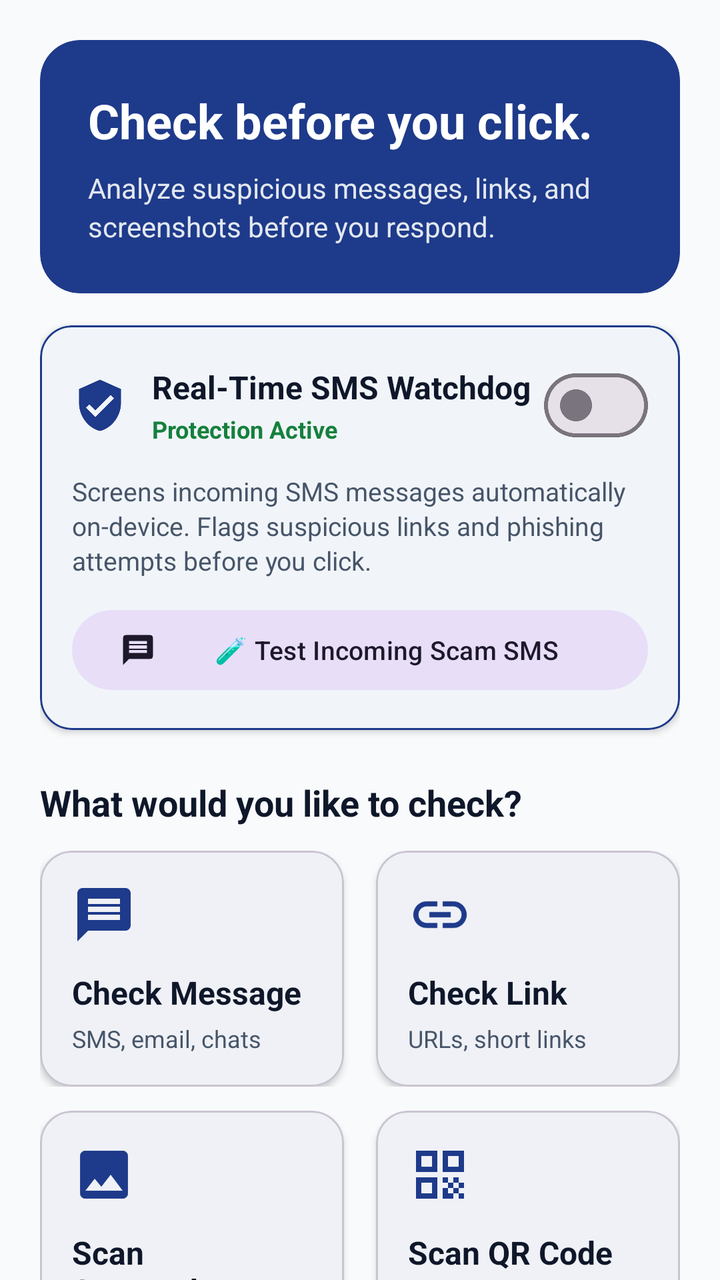
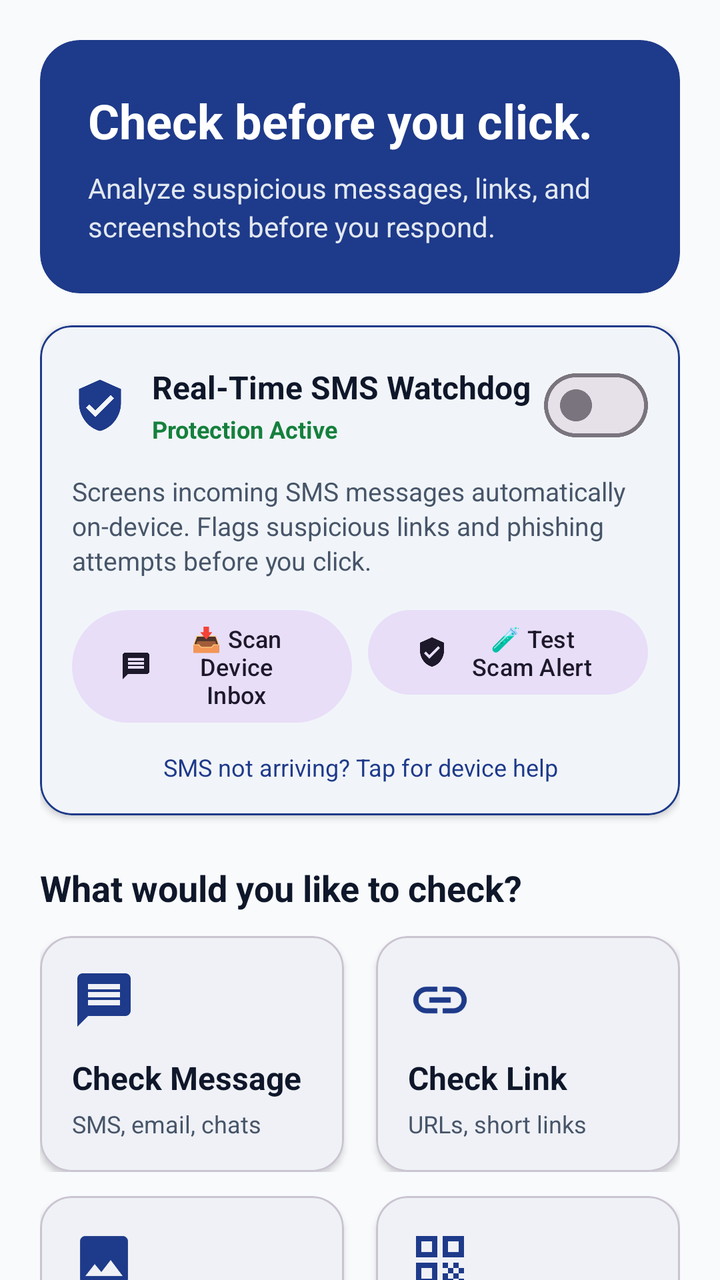

The first picture is an Android layout as it rendered before a commit; the second is the same layout after the commit. The layout source and the unified diff follow.
<!-- AndroidManifest.xml: application theme Theme.ScamShield -->
<!-- res/layout/fragment_home.xml -->
<?xml version="1.0" encoding="utf-8"?>
<androidx.core.widget.NestedScrollView xmlns:android="http://schemas.android.com/apk/res/android"
    xmlns:app="http://schemas.android.com/apk/res-auto"
    android:layout_width="match_parent"
    android:layout_height="match_parent"
    android:fillViewport="true">

    <LinearLayout
        android:layout_width="match_parent"
        android:layout_height="wrap_content"
        android:orientation="vertical"
        android:padding="20dp">

        
        <com.google.android.material.card.MaterialCardView
            android:layout_width="match_parent"
            android:layout_height="wrap_content"
            app:cardCornerRadius="20dp"
            app:cardElevation="0dp"
            app:strokeWidth="0dp"
            app:cardBackgroundColor="@color/brand_primary">

            <LinearLayout
                android:layout_width="match_parent"
                android:layout_height="wrap_content"
                android:orientation="vertical"
                android:padding="24dp">

                <TextView
                    android:layout_width="match_parent"
                    android:layout_height="wrap_content"
                    android:text="@string/home_hero_title"
                    android:textSize="24sp"
                    android:textStyle="bold"
                    android:textColor="@color/white" />

                <TextView
                    android:layout_width="match_parent"
                    android:layout_height="wrap_content"
                    android:layout_marginTop="8dp"
                    android:text="@string/home_hero_subtitle"
                    android:textSize="14sp"
                    android:lineSpacingExtra="3dp"
                    android:textColor="#E2E8F0" />
            </LinearLayout>
        </com.google.android.material.card.MaterialCardView>

        
        <com.google.android.material.card.MaterialCardView
            android:id="@+id/card_sms_watchdog"
            android:layout_width="match_parent"
            android:layout_height="wrap_content"
            android:layout_marginTop="16dp"
            app:cardCornerRadius="16dp"
            app:cardElevation="2dp"
            app:strokeWidth="1dp"
            app:strokeColor="@color/brand_primary"
            app:cardBackgroundColor="@color/surface_variant_light">

            <LinearLayout
                android:layout_width="match_parent"
                android:layout_height="wrap_content"
                android:orientation="vertical"
                android:padding="16dp">

                <LinearLayout
                    android:layout_width="match_parent"
                    android:layout_height="wrap_content"
                    android:orientation="horizontal"
                    android:gravity="center_vertical">

                    <ImageView
                        android:layout_width="28dp"
                        android:layout_height="28dp"
                        android:src="@drawable/ic_shield_check"
                        app:tint="@color/brand_primary"
                        android:contentDescription="@null" />

                    <LinearLayout
                        android:layout_width="0dp"
                        android:layout_height="wrap_content"
                        android:layout_weight="1"
                        android:layout_marginStart="12dp"
                        android:orientation="vertical">

                        <TextView
                            android:layout_width="wrap_content"
                            android:layout_height="wrap_content"
                            android:text="@string/sms_shield_title"
                            android:textSize="16sp"
                            android:textStyle="bold"
                            android:textColor="@color/text_primary_light" />

                        <TextView
                            android:id="@+id/tv_sms_shield_status"
                            android:layout_width="wrap_content"
                            android:layout_height="wrap_content"
                            android:layout_marginTop="2dp"
                            android:text="@string/sms_shield_status_active"
                            android:textSize="12sp"
                            android:textStyle="bold"
                            android:textColor="@color/risk_low" />
                    </LinearLayout>

                    <com.google.android.material.materialswitch.MaterialSwitch
                        android:id="@+id/switch_sms_shield"
                        android:layout_width="wrap_content"
                        android:layout_height="wrap_content" />
                </LinearLayout>

                <TextView
                    android:layout_width="match_parent"
                    android:layout_height="wrap_content"
                    android:layout_marginTop="10dp"
                    android:text="@string/sms_shield_desc"
                    android:textSize="13sp"
                    android:lineSpacingExtra="2dp"
                    android:textColor="@color/text_secondary_light" />

                
                <com.google.android.material.button.MaterialButton
                    android:id="@+id/btn_simulate_sms"
                    style="@style/Widget.Material3.Button.TonalButton"
                    android:layout_width="match_parent"
                    android:layout_height="wrap_content"
                    android:layout_marginTop="12dp"
                    android:text="@string/sms_shield_btn_simulate"
                    android:textSize="13sp"
                    app:icon="@drawable/ic_action_message"
                    app:iconSize="18dp" />

            </LinearLayout>
        </com.google.android.material.card.MaterialCardView>

        
        <TextView
            android:layout_width="match_parent"
            android:layout_height="wrap_content"
            android:layout_marginTop="24dp"
            android:layout_marginBottom="12dp"
            android:text="@string/home_section_actions"
            android:textSize="18sp"
            android:textStyle="bold"
            android:textColor="@color/text_primary_light" />

        
        
        <LinearLayout
            android:layout_width="match_parent"
            android:layout_height="wrap_content"
            android:orientation="horizontal">

            
            <com.google.android.material.card.MaterialCardView
                android:id="@+id/card_action_message"
                android:layout_width="0dp"
                android:layout_height="wrap_content"
                android:layout_weight="1"
                android:layout_marginEnd="8dp"
                app:cardCornerRadius="16dp"
                app:cardElevation="2dp"
                android:clickable="true"
                android:focusable="true">

                <LinearLayout
                    android:layout_width="match_parent"
                    android:layout_height="wrap_content"
                    android:orientation="vertical"
                    android:padding="16dp">

                    <ImageView
                        android:layout_width="32dp"
                        android:layout_height="32dp"
                        android:src="@drawable/ic_action_message"
                        android:contentDescription="@null" />

                    <TextView
                        android:layout_width="match_parent"
                        android:layout_height="wrap_content"
                        android:layout_marginTop="12dp"
                        android:text="@string/action_check_message"
                        android:textSize="16sp"
                        android:textStyle="bold"
                        android:textColor="@color/text_primary_light" />

                    <TextView
                        android:layout_width="match_parent"
                        android:layout_height="wrap_content"
                        android:layout_marginTop="4dp"
                        android:text="SMS, email, chats"
                        android:textSize="12sp"
                        android:textColor="@color/text_secondary_light" />
                </LinearLayout>
            </com.google.android.material.card.MaterialCardView>

            
            <com.google.android.material.card.MaterialCardView
                android:id="@+id/card_action_link"
                android:layout_width="0dp"
                android:layout_height="wrap_content"
                android:layout_weight="1"
                android:layout_marginStart="8dp"
                app:cardCornerRadius="16dp"
                app:cardElevation="2dp"
                android:clickable="true"
                android:focusable="true">

                <LinearLayout
                    android:layout_width="match_parent"
                    android:layout_height="wrap_content"
                    android:orientation="vertical"
                    android:padding="16dp">

                    <ImageView
                        android:layout_width="32dp"
                        android:layout_height="32dp"
                        android:src="@drawable/ic_action_link"
                        android:contentDescription="@null" />

                    <TextView
                        android:layout_width="match_parent"
                        android:layout_height="wrap_content"
                        android:layout_marginTop="12dp"
                        android:text="@string/action_check_link"
                        android:textSize="16sp"
                        android:textStyle="bold"
                        android:textColor="@color/text_primary_light" />

                    <TextView
                        android:layout_width="match_parent"
                        android:layout_height="wrap_content"
                        android:layout_marginTop="4dp"
                        android:text="URLs, short links"
                        android:textSize="12sp"
                        android:textColor="@color/text_secondary_light" />
                </LinearLayout>
            </com.google.android.material.card.MaterialCardView>
        </LinearLayout>

        
        <LinearLayout
            android:layout_width="match_parent"
            android:layout_height="wrap_content"
            android:orientation="horizontal"
            android:layout_marginTop="12dp">

            
            <com.google.android.material.card.MaterialCardView
                android:id="@+id/card_action_screenshot"
                android:layout_width="0dp"
                android:layout_height="wrap_content"
                android:layout_weight="1"
                android:layout_marginEnd="8dp"
                app:cardCornerRadius="16dp"
                app:cardElevation="2dp"
                android:clickable="true"
                android:focusable="true">

                <LinearLayout
                    android:layout_width="match_parent"
                    android:layout_height="wrap_content"
                    android:orientation="vertical"
                    android:padding="16dp">

                    <ImageView
                        android:layout_width="32dp"
                        android:layout_height="32dp"
                        android:src="@drawable/ic_action_screenshot"
                        android:contentDescription="@null" />

                    <TextView
                        android:layout_width="match_parent"
                        android:layout_height="wrap_content"
                        android:layout_marginTop="12dp"
                        android:text="@string/action_scan_screenshot"
                        android:textSize="16sp"
                        android:textStyle="bold"
                        android:textColor="@color/text_primary_light" />

                    <TextView
                        android:layout_width="match_parent"
                        android:layout_height="wrap_content"
                        android:layout_marginTop="4dp"
                        android:text="OCR from gallery"
                        android:textSize="12sp"
                        android:textColor="@color/text_secondary_light" />
                </LinearLayout>
            </com.google.android.material.card.MaterialCardView>

            
            <com.google.android.material.card.MaterialCardView
                android:id="@+id/card_action_qr"
                android:layout_width="0dp"
                android:layout_height="wrap_content"
                android:layout_weight="1"
                android:layout_marginStart="8dp"
                app:cardCornerRadius="16dp"
                app:cardElevation="2dp"
                android:clickable="true"
                android:focusable="true">

                <LinearLayout
                    android:layout_width="match_parent"
                    android:layout_height="wrap_content"
                    android:orientation="vertical"
                    android:padding="16dp">

                    <ImageView
                        android:layout_width="32dp"
                        android:layout_height="32dp"
                        android:src="@drawable/ic_action_qr"
                        android:contentDescription="@null" />

                    <TextView
                        android:layout_width="match_parent"
                        android:layout_height="wrap_content"
                        android:layout_marginTop="12dp"
                        android:text="@string/action_scan_qr"
                        android:textSize="16sp"
                        android:textStyle="bold"
                        android:textColor="@color/text_primary_light" />

                    <TextView
                        android:layout_width="match_parent"
                        android:layout_height="wrap_content"
                        android:layout_marginTop="4dp"
                        android:text="Safe destination view"
                        android:textSize="12sp"
                        android:textColor="@color/text_secondary_light" />
                </LinearLayout>
            </com.google.android.material.card.MaterialCardView>
        </LinearLayout>

        
        <com.google.android.material.card.MaterialCardView
            android:layout_width="match_parent"
            android:layout_height="wrap_content"
            android:layout_marginTop="20dp"
            app:cardCornerRadius="16dp"
            app:cardElevation="1dp"
            app:cardBackgroundColor="@color/surface_variant_light">

            <LinearLayout
                android:layout_width="match_parent"
                android:layout_height="wrap_content"
                android:orientation="vertical"
                android:padding="16dp">

                <TextView
                    android:layout_width="match_parent"
                    android:layout_height="wrap_content"
                    android:text="@string/home_security_tip_title"
                    android:textSize="14sp"
                    android:textStyle="bold"
                    android:textColor="@color/brand_primary" />

                <TextView
                    android:layout_width="match_parent"
                    android:layout_height="wrap_content"
                    android:layout_marginTop="4dp"
                    android:text="@string/home_security_tip_content"
                    android:textSize="13sp"
                    android:textColor="@color/text_secondary_light" />
            </LinearLayout>
        </com.google.android.material.card.MaterialCardView>

        
        <TextView
            android:layout_width="match_parent"
            android:layout_height="wrap_content"
            android:layout_marginTop="24dp"
            android:layout_marginBottom="12dp"
            android:text="@string/home_recent_scans"
            android:textSize="18sp"
            android:textStyle="bold"
            android:textColor="@color/text_primary_light" />

        
        <LinearLayout
            android:id="@+id/layout_empty_scans"
            android:layout_width="match_parent"
            android:layout_height="wrap_content"
            android:orientation="vertical"
            android:gravity="center"
            android:padding="28dp"
            android:visibility="gone">

            <ImageView
                android:layout_width="48dp"
                android:layout_height="48dp"
                android:src="@drawable/ic_shield_check"
                app:tint="@color/text_tertiary_light"
                android:contentDescription="@null" />

            <TextView
                android:layout_width="wrap_content"
                android:layout_height="wrap_content"
                android:layout_marginTop="12dp"
                android:text="@string/home_empty_scans"
                android:textSize="16sp"
                android:textStyle="bold"
                android:textColor="@color/text_primary_light" />

            <TextView
                android:layout_width="wrap_content"
                android:layout_height="wrap_content"
                android:layout_marginTop="4dp"
                android:text="@string/home_empty_scans_sub"
                android:textSize="13sp"
                android:textColor="@color/text_secondary_light"
                android:textAlignment="center" />
        </LinearLayout>

        
        <androidx.recyclerview.widget.RecyclerView
            android:id="@+id/rv_recent_scans"
            android:layout_width="match_parent"
            android:layout_height="wrap_content"
            android:nestedScrollingEnabled="false" />

    </LinearLayout>
</androidx.core.widget.NestedScrollView>
<!-- resources referenced by this layout -->
<resources>
  <color name="brand_primary">#1E3A8A</color>
  <color name="risk_low">#15803D</color>
  <color name="surface_variant_light">#F1F5F9</color>
  <color name="text_primary_light">#0F172A</color>
  <color name="text_secondary_light">#475569</color>
  <color name="text_tertiary_light">#94A3B8</color>
  <color name="white">#FFFFFF</color>
  <!-- drawable ic_action_message (drawable) -->
  <vector xmlns:android="http://schemas.android.com/apk/res/android"
      android:width="24dp"
      android:height="24dp"
      android:viewportWidth="24"
      android:viewportHeight="24">
    <path
        android:fillColor="@color/brand_primary"
        android:pathData="M20,2H4C2.9,2 2,2.9 2,4v18l4,-4h14c1.1,0 2,-0.9 2,-2V4C22,2.9 21.1,2 20,2zM18,14H6v-2h12V14zM18,11H6V9h12V11zM18,8H6V6h12V8z"/>
  </vector>
  <!-- drawable ic_shield_check (drawable) -->
  <vector xmlns:android="http://schemas.android.com/apk/res/android"
      android:width="24dp"
      android:height="24dp"
      android:viewportWidth="24"
      android:viewportHeight="24">
    <path
        android:fillColor="@color/brand_primary"
        android:pathData="M12,1L3,5v6c0,5.55 3.84,10.74 9,12c5.16,-1.26 9,-6.45 9,-12V5L12,1zM10,17l-4,-4l1.41,-1.41L10,14.17l6.59,-6.59L18,9L10,17z"/>
  </vector>
  <string name="action_check_link">Check Link</string>
  <string name="action_check_message">Check Message</string>
  <string name="action_scan_qr">Scan QR Code</string>
  <string name="action_scan_screenshot">Scan Screenshot</string>
  <string name="home_empty_scans">You haven\'t checked anything yet.</string>
  <string name="home_empty_scans_sub">Submit a message, link, or image to start protecting yourself.</string>
  <string name="home_hero_subtitle">Analyze suspicious messages, links, and screenshots before you respond.</string>
  <string name="home_hero_title">Check before you click.</string>
  <string name="home_recent_scans">Recent Scans</string>
  <string name="home_section_actions">What would you like to check?</string>
  <string name="home_security_tip_content">Legitimate institutions will never pressure you to transfer funds or purchase gift cards to resolve an account issue.</string>
  <string name="home_security_tip_title">Daily Security Tip</string>
  <string name="sms_shield_btn_simulate">🧪 Test Incoming Scam SMS</string>
  <string name="sms_shield_desc">Screens incoming SMS messages automatically on-device. Flags suspicious links and phishing attempts before you click.</string>
  <string name="sms_shield_status_active">Protection Active</string>
  <string name="sms_shield_title">Real-Time SMS Watchdog</string>
  <color name="brand_primary_variant">#172554</color>
  <color name="brand_secondary">#0D9488</color>
  <color name="color_bg">#F8FAFC</color>
  <color name="color_surface">#FFFFFF</color>
  <color name="color_surface_variant">#F1F5F9</color>
  <color name="color_text_primary">#0F172A</color>
  <color name="color_text_secondary">#475569</color>
  <color name="color_text_tertiary">#94A3B8</color>
  <color name="color_input_text">#000000</color>
  <style name="Widget.ScamShield.CardView" parent="Widget.Material3.CardView.Elevated">
          <item name="cardCornerRadius">16dp</item>
          <item name="cardElevation">2dp</item>
          <item name="cardBackgroundColor">@color/color_surface</item>
      </style>
  <style name="Widget.ScamShield.Button" parent="Widget.Material3.Button">
          <item name="android:minHeight">48dp</item>
          <item name="cornerRadius">12dp</item>
          <item name="android:textAllCaps">false</item>
          <item name="android:fontFamily">sans-serif-medium</item>
      </style>
  <!-- unchanged entries left out for length: 4 -->
</resources>

<!-- the commit's change to res/layout/fragment_home.xml (unified diff, before → after) -->
@@ -118,16 +118,106 @@
                     android:textColor="@color/text_secondary_light" />
 
                 
-                <com.google.android.material.button.MaterialButton
-                    android:id="@+id/btn_simulate_sms"
-                    style="@style/Widget.Material3.Button.TonalButton"
-                    android:layout_width="match_parent"
-                    android:layout_height="wrap_content"
+                <LinearLayout
+                    android:id="@+id/layout_permission_warning"
+                    android:layout_width="match_parent"
+                    android:layout_height="wrap_content"
+                    android:orientation="vertical"
                     android:layout_marginTop="12dp"
-                    android:text="@string/sms_shield_btn_simulate"
-                    android:textSize="13sp"
-                    app:icon="@drawable/ic_action_message"
-                    app:iconSize="18dp" />
+                    android:padding="12dp"
+                    android:background="@color/risk_suspicious_bg"
+                    android:visibility="gone">
+
+                    <TextView
+                        android:id="@+id/tv_permission_warning_title"
+                        android:layout_width="match_parent"
+                        android:layout_height="wrap_content"
+                        android:text="⚠️ SMS Permissions Required"
+                        android:textSize="13sp"
+                        android:textStyle="bold"
+                        android:textColor="@color/risk_high" />
+
+                    <TextView
+                        android:id="@+id/tv_permission_warning_desc"
+                        android:layout_width="match_parent"
+                        android:layout_height="wrap_content"
+                        android:layout_marginTop="2dp"
+                        android:text="Allow SMS permissions so ScamShield can automatically screen and score incoming text messages on-device."
+                        android:textSize="12sp"
+                        android:textColor="@color/text_primary_light" />
+
+                    <LinearLayout
+                        android:layout_width="match_parent"
+                        android:layout_height="wrap_content"
+                        android:layout_marginTop="8dp"
+                        android:orientation="horizontal">
+
+                        <com.google.android.material.button.MaterialButton
+                            android:id="@+id/btn_grant_permissions"
+                            style="@style/Widget.Material3.Button"
+                            android:layout_width="0dp"
+                            android:layout_height="wrap_content"
+                            android:layout_weight="1"
+                            android:text="Grant Permissions"
+                            android:textSize="12sp"
+                            android:layout_marginEnd="4dp" />
+
+                        <com.google.android.material.button.MaterialButton
+                            android:id="@+id/btn_open_app_settings"
+                            style="@style/Widget.Material3.Button.OutlinedButton"
+                            android:layout_width="0dp"
+                            android:layout_height="wrap_content"
+                            android:layout_weight="1"
+                            android:text="App Settings"
+                            android:textSize="12sp"
+                            android:layout_marginStart="4dp" />
+                    </LinearLayout>
+                </LinearLayout>
+
+                
+                <LinearLayout
+                    android:layout_width="match_parent"
+                    android:layout_height="wrap_content"
+                    android:orientation="horizontal"
+                    android:layout_marginTop="12dp">
+
+                    <com.google.android.material.button.MaterialButton
+                        android:id="@+id/btn_scan_inbox_sms"
+                        style="@style/Widget.Material3.Button.TonalButton"
+                        android:layout_width="0dp"
+                        android:layout_height="wrap_content"
+                        android:layout_weight="1"
+                        android:text="@string/sms_shield_btn_scan_inbox"
+                        android:textSize="12sp"
+                        android:layout_marginEnd="4dp"
+                        app:icon="@drawable/ic_action_message"
+                        app:iconSize="16dp" />
+
+                    <com.google.android.material.button.MaterialButton
+                        android:id="@+id/btn_simulate_sms"
+                        style="@style/Widget.Material3.Button.TonalButton"
+                        android:layout_width="0dp"
+                        android:layout_height="wrap_content"
+                        android:layout_weight="1"
+                        android:text="@string/sms_shield_btn_simulate"
+                        android:textSize="12sp"
+                        android:layout_marginStart="4dp"
+                        app:icon="@drawable/ic_shield_check"
+                        app:iconSize="16dp" />
+                </LinearLayout>
+
+                
+                <TextView
+                    android:id="@+id/tv_sms_troubleshoot"
+                    android:layout_width="match_parent"
+                    android:layout_height="wrap_content"
+                    android:layout_marginTop="10dp"
+                    android:gravity="center"
+                    android:text="@string/sms_shield_troubleshoot_link"
+                    android:textSize="12sp"
+                    android:textColor="@color/brand_primary"
+                    android:clickable="true"
+                    android:focusable="true" />
 
             </LinearLayout>
         </com.google.android.material.card.MaterialCardView>
<!-- resource entries referenced after the edit -->
@@ -1,7 +1,9 @@
 <!-- resources referenced by this layout -->
 <resources>
   <color name="brand_primary">#1E3A8A</color>
+  <color name="risk_high">#B91C1C</color>
   <color name="risk_low">#15803D</color>
+  <color name="risk_suspicious_bg">#FFEDD5</color>
   <color name="surface_variant_light">#F1F5F9</color>
   <color name="text_primary_light">#0F172A</color>
   <color name="text_secondary_light">#475569</color>
@@ -39,10 +41,12 @@
   <string name="home_section_actions">What would you like to check?</string>
   <string name="home_security_tip_content">Legitimate institutions will never pressure you to transfer funds or purchase gift cards to resolve an account issue.</string>
   <string name="home_security_tip_title">Daily Security Tip</string>
-  <string name="sms_shield_btn_simulate">🧪 Test Incoming Scam SMS</string>
+  <string name="sms_shield_btn_scan_inbox">📥 Scan Device Inbox</string>
+  <string name="sms_shield_btn_simulate">🧪 Test Scam Alert</string>
   <string name="sms_shield_desc">Screens incoming SMS messages automatically on-device. Flags suspicious links and phishing attempts before you click.</string>
   <string name="sms_shield_status_active">Protection Active</string>
   <string name="sms_shield_title">Real-Time SMS Watchdog</string>
+  <string name="sms_shield_troubleshoot_link">SMS not arriving? Tap for device help</string>
   <color name="brand_primary_variant">#172554</color>
   <color name="brand_secondary">#0D9488</color>
   <color name="color_bg">#F8FAFC</color>
